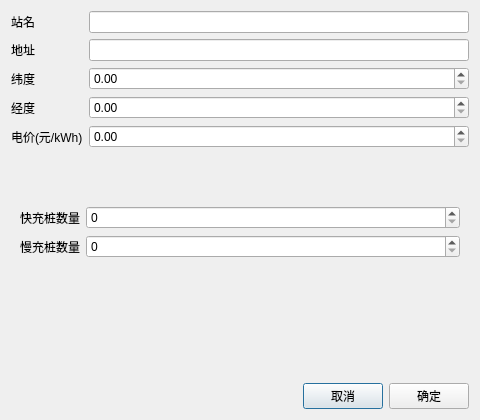
river-cc-77/task_ShortSemester, file admin/stationeditdialog.ui: the form before one commit.
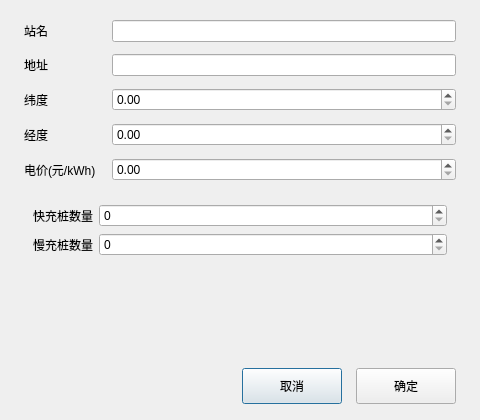
The form after the commit.

Diff of the .ui file:
```diff
--- a/admin/stationeditdialog.ui
+++ b/admin/stationeditdialog.ui
@@ -14,8 +14,29 @@
    <string>电站</string>
   </property>
   <layout class="QVBoxLayout" name="verticalLayout">
+   <property name="leftMargin">
+    <number>24</number>
+   </property>
+   <property name="topMargin">
+    <number>20</number>
+   </property>
+   <property name="rightMargin">
+    <number>24</number>
+   </property>
+   <property name="bottomMargin">
+    <number>16</number>
+   </property>
+   <property name="spacing">
+    <number>14</number>
+   </property>
    <item>
     <layout class="QFormLayout" name="formLayout">
+     <property name="horizontalSpacing">
+      <number>16</number>
+     </property>
+     <property name="verticalSpacing">
+      <number>12</number>
+     </property>
      <item row="0" column="0">
       <widget class="QLabel" name="lblName">
        <property name="text">
@@ -111,6 +132,12 @@
      </item>
      <item>
       <widget class="QPushButton" name="btnCancel">
+       <property name="minimumSize">
+        <size>
+         <width>100</width>
+         <height>36</height>
+        </size>
+       </property>
        <property name="text">
         <string>取消</string>
        </property>
@@ -118,6 +145,12 @@
      </item>
      <item>
       <widget class="QPushButton" name="btnOk">
+       <property name="minimumSize">
+        <size>
+         <width>100</width>
+         <height>36</height>
+        </size>
+       </property>
        <property name="text">
         <string>确定</string>
        </property>
```
